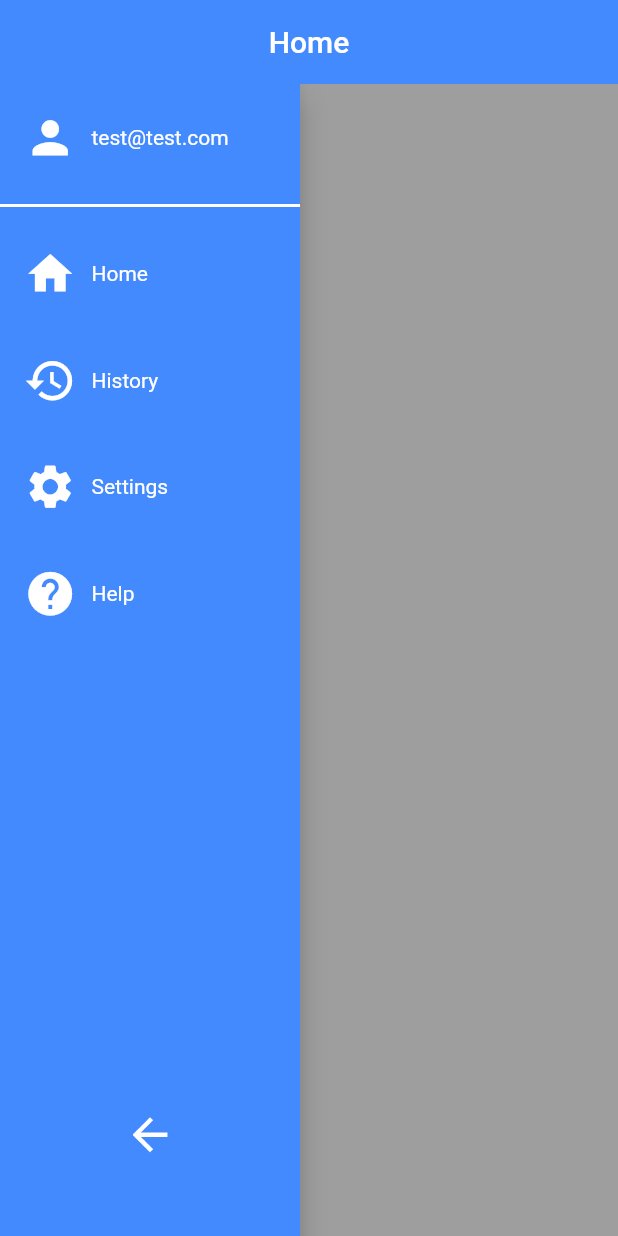
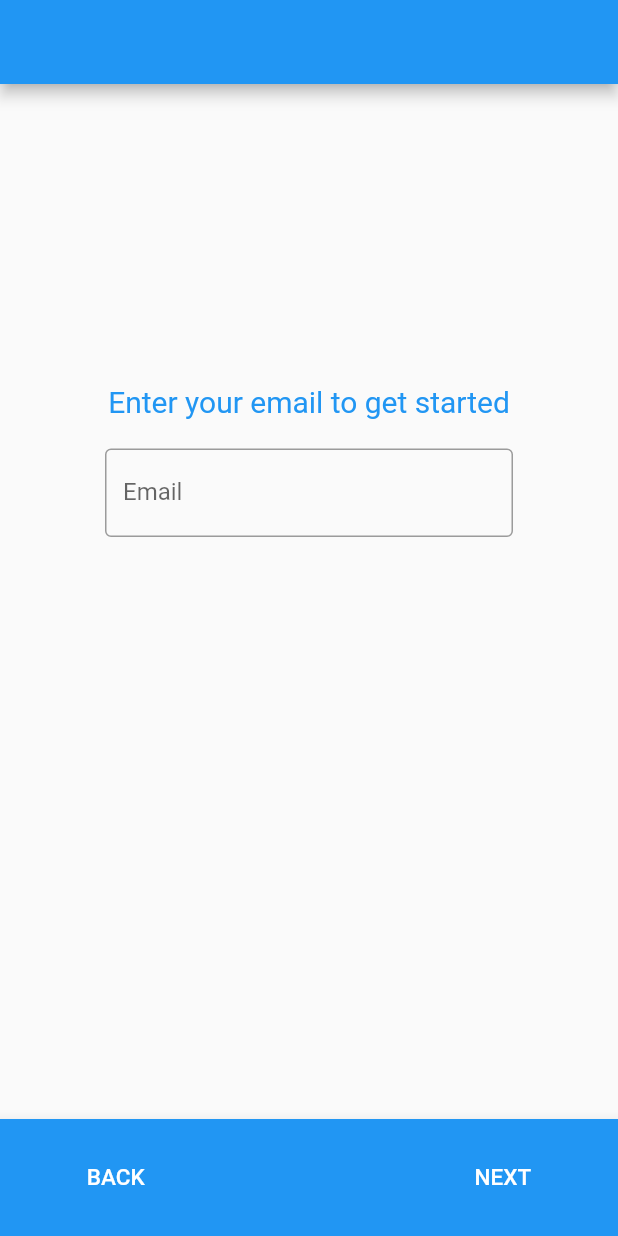
Before and after one commit to stewajos/team-justice-in-alloc, a Flutter app: the screen it shows after launch, on a phone screen of 412 x 824 dp. Run offline on Flutter 3.47's test engine with Material 2 defaults, Android fonts, the phone set to English and light mode, and no system bars.

Commit message:
Added an email page
- User can now type in their email to a text box. None of this is currently protected and is in a rough state. Just wanted to get it in place

- Hitting next will bring the email over to the landing page and will display the landing page.

- Some bugs with the side menu, ect.

```diff
--- a/lib/main.dart
+++ b/lib/main.dart
@@ -1,3 +1,4 @@
+import 'package:allocation_app/pages/email_entry_page/email_entry_page.dart';
 import 'package:allocation_app/pages/landing_page/landing_page.dart';
 import 'package:flutter/material.dart';
 
@@ -53,6 +54,11 @@ class _MyHomePageState extends State<MyHomePage> {
     // The Flutter framework has been optimized to make rerunning build methods
     // fast, so that you can just rebuild anything that needs updating rather
     // than having to individually change instances of widgets.
-    return LandingPage();
+    return Scaffold(
+      appBar: AppBar(),
+      body: Center(
+        child: EmailEntryPage(),
+        ),
+    );
   }
 }
--- /dev/null
+++ b/lib/pages/email_entry_page/email_entry_page.dart
@@ -0,0 +1,59 @@
+import 'package:allocation_app/pages/landing_page/landing_page.dart';
+import 'package:flutter/cupertino.dart';
+import 'package:flutter/material.dart';
+
+class EmailEntryPage extends StatelessWidget {
+  @override
+  Widget build(BuildContext context) {
+    TextEditingController emailController = new TextEditingController();
+    var emailInput;
+
+    return Scaffold(
+      body: Center(
+        child: Column(
+          mainAxisAlignment: MainAxisAlignment.center,
+          children: [
+            Padding(padding: EdgeInsets.only(top: 200),
+            child: Text("Enter your email to get started", style: TextStyle(color: Colors.blue, fontSize: 20),),),
+            Expanded(
+              child: Padding(
+                padding: EdgeInsets.only(left: 70, right: 70, top: 20),
+                child: TextField(
+                  controller: emailController,
+                  inputFormatters: [],
+                  decoration: InputDecoration(labelText: "Email", border: OutlineInputBorder(
+                    borderSide: BorderSide(color: Colors.blue, width: 3.0),
+                  )),
+                ),
+              )
+            )
+          ],
+        ),
+      ),
+      bottomNavigationBar: BottomAppBar(
+        color: Colors.blue,
+        child: Row(
+          mainAxisAlignment: MainAxisAlignment.center,
+          children: [
+            FlatButton(
+                onPressed: null,
+              padding: EdgeInsets.all(30),
+                child: Text("BACK", style: TextStyle(color: Colors.white, fontSize: 15),),
+            ),
+            Padding(padding: EdgeInsets.only(left: 80, right: 80)),
+            FlatButton(onPressed:(){
+              emailInput = emailController.text;
+              Navigator.push(
+                  context,
+                  MaterialPageRoute(builder: (context) {
+                return LandingPage(email: emailInput);
+              }));
+            },
+                padding: EdgeInsets.all(30),
+                child: Text("NEXT", style: TextStyle(color: Colors.white, fontSize: 15),)),
+          ],
+        ),
+      ),
+    );
+  }
+}
--- a/lib/pages/landing_page/landing_page.dart
+++ b/lib/pages/landing_page/landing_page.dart
@@ -2,6 +2,10 @@ import 'package:allocation_app/pages/landing_page/widgets/navigation_drawer.dart
 import 'package:flutter/material.dart';
 
 class LandingPage extends StatelessWidget{
+  final String email;
+
+  LandingPage({@required this.email,});
+
   @override
   Widget build(BuildContext context) {
     // TextEditingController emailController = new TextEditingController();
@@ -14,12 +18,14 @@ class LandingPage extends StatelessWidget{
         elevation: 0.0,
         backgroundColor: Colors.blueAccent,
         centerTitle: true,
-        title: Text("Home", style: TextStyle(color: Colors.white)),
+        title: Text("Alek", style: TextStyle(color: Colors.white, fontSize: 20),),
       ),
       body: Stack(
         children: [
-          Container(color: Colors.grey), ///This is where the list of history will go!
-          NavigationDrawer(),
+          Container(color: Colors.grey), ///This is where the list of history will go / other aspects
+          NavigationDrawer(
+            email: email,
+          ),
         ],
       ),
     );
--- a/lib/pages/landing_page/widgets/navigation_drawer.dart
+++ b/lib/pages/landing_page/widgets/navigation_drawer.dart
@@ -3,18 +3,25 @@ import 'package:allocation_app/pages/landing_page/widgets/side_nav_tile.dart';
 import 'package:flutter/material.dart';
 
 class NavigationDrawer extends StatefulWidget {
+  final String email;
+
+  NavigationDrawer({this.email});
+
   @override
   NavigationDrawerState createState() {
-    return new NavigationDrawerState();
+    return new NavigationDrawerState(userEmail: email);
   }
 }
 class NavigationDrawerState extends State<NavigationDrawer> with SingleTickerProviderStateMixin{
   double maxWidth = 200.0;
   double minWidth = 70.0;
-  bool isCollapsed = false;
+  bool isCollapsed = true;
   AnimationController _animationController;
   Animation<double> widthAnimation;
   int selectedIndex;
+  String userEmail;
+
+  NavigationDrawerState({@required this.userEmail,});
 
   @override
   void initState() {
@@ -37,8 +44,9 @@ class NavigationDrawerState extends State<NavigationDrawer> with SingleTickerPro
           child: Column(
             children: [
               SizedBox(height: 10.0,),
-              SideNavTile(title: 'test@test.com', icon: Icons.person, aniController: _animationController,),
-              Divider(color:Colors.white, height: 40.0, thickness: 2.0,),
+              //ToDo: Fix the email formatting so that a long email will actually fit properly
+              SideNavTile(title: userEmail,icon: Icons.person, aniController: _animationController),
+              Divider(color:Colors.white, height: 30, thickness: 2.0,),
               Expanded(
                 child: ListView.separated(
                   separatorBuilder: (context, index) {
```
